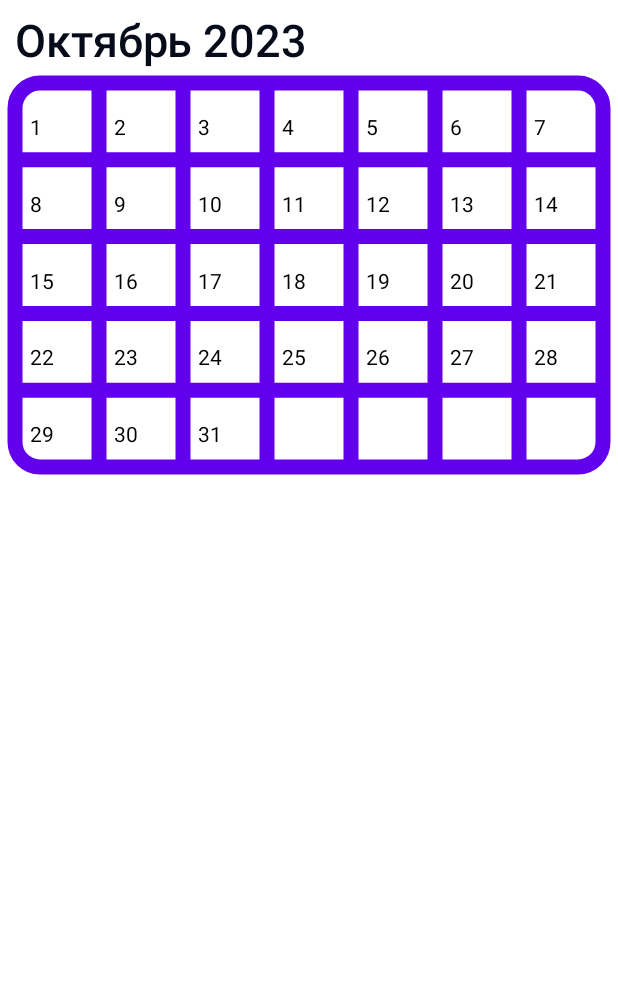
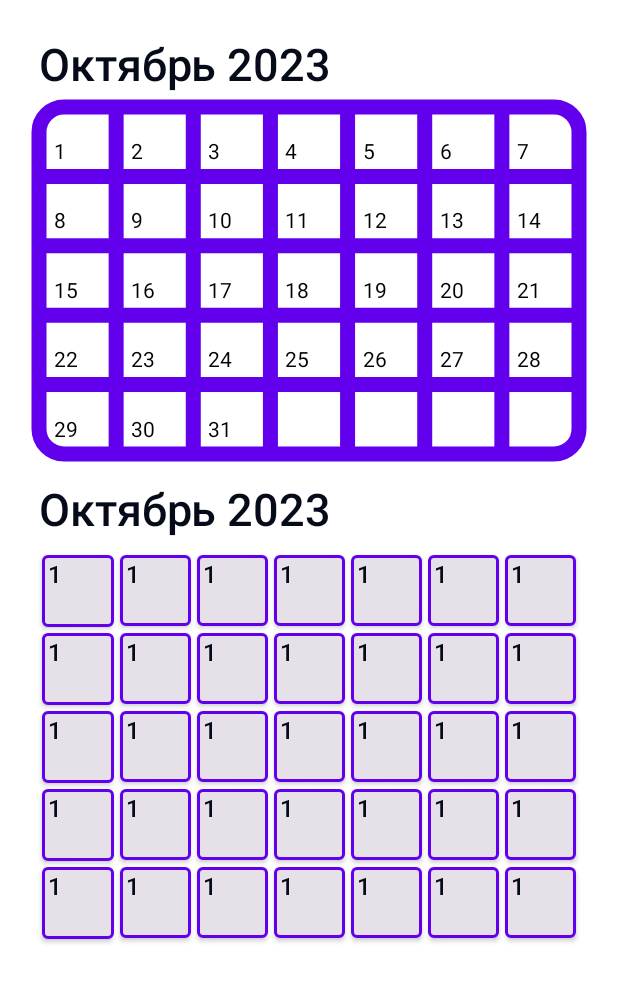
Before and after one commit to Eganin/RadoApp, an Android app built with Jetpack Compose: the composable ActiveRequestsForDriverView shown on its own in the app's theme, on a phone screen of 412 x 824 dp. Shown: the top 982 px of the screen. Run offline under Robolectric (Android 15) with nearby library versions, the phone set to English and light mode, and no system bars; 1 statement that could not run was skipped.

Commit message:
added skeleton for new calendar view

```diff
--- a/common/core-compose/src/commonMain/kotlin/theme/Theme.kt
+++ b/common/core-compose/src/commonMain/kotlin/theme/Theme.kt
@@ -1,6 +1,5 @@
 package theme
 
-import androidx.compose.foundation.isSystemInDarkTheme
 import androidx.compose.runtime.Composable
 import androidx.compose.runtime.CompositionLocalProvider
 
--- a/common/core-compose/src/commonMain/kotlin/widgets/active/CalendarView.kt
+++ b/common/core-compose/src/commonMain/kotlin/widgets/active/CalendarView.kt
@@ -75,7 +75,7 @@ fun CalendarView(
         verticalArrangement = Arrangement.spacedBy(10.dp)
     ) {
         Text(
-            text = month + " "+ year,
+            text = "$month $year",
             fontWeight = FontWeight.SemiBold,
             color = Theme.colors.primaryTextColor,
             fontSize = 30.sp
--- /dev/null
+++ b/common/core-compose/src/commonMain/kotlin/widgets/active/NewCalendarView.kt
@@ -0,0 +1,89 @@
+package widgets.active
+
+import androidx.compose.foundation.BorderStroke
+import androidx.compose.foundation.layout.*
+import androidx.compose.foundation.shape.RoundedCornerShape
+import androidx.compose.material3.Card
+import androidx.compose.material3.CardDefaults
+import androidx.compose.material3.Text
+import androidx.compose.runtime.*
+import androidx.compose.ui.Modifier
+import androidx.compose.ui.text.font.FontWeight
+import androidx.compose.ui.text.style.TextAlign
+import androidx.compose.ui.unit.dp
+import androidx.compose.ui.unit.sp
+import theme.Theme
+import time.convertDateTime
+
+@Composable
+fun NewCalendarView(
+    modifier: Modifier = Modifier,
+    onDayClick: (Int) -> Unit,
+    strokeWidth: Float = 15f
+) {
+    val datetime by remember {
+        mutableStateOf(convertDateTime())
+    }
+
+    val month by remember {
+        mutableStateOf(datetime.second)
+    }
+
+    val year by remember {
+        mutableStateOf(datetime.first)
+    }
+
+    val daysInMonth by remember {
+        mutableStateOf(datetime.third)
+    }
+
+    val calendarInput by remember {
+        mutableStateOf(createCalendarList(daysInMonth = daysInMonth))
+    }
+
+    val scope = rememberCoroutineScope()
+
+    Column(
+        modifier = modifier,
+        verticalArrangement = Arrangement.spacedBy(10.dp)
+    ) {
+        Text(
+            text = "$month $year",
+            fontWeight = FontWeight.SemiBold,
+            color = Theme.colors.primaryTextColor,
+            fontSize = 30.sp
+        )
+        Column(modifier = Modifier.fillMaxWidth()) {
+            (1..5).forEach { row ->
+                Row(modifier = Modifier.fillMaxWidth()) {
+                    (1..7).forEach { column ->
+                        DayCell()
+                    }
+                }
+            }
+        }
+    }
+}
+
+@Composable
+private fun RowScope.DayCell() {
+    Card(
+        modifier = Modifier.aspectRatio(1f).weight(1f).padding(2.dp),
+        shape = RoundedCornerShape(4.dp),
+        elevation = CardDefaults.cardElevation(
+            defaultElevation = 2.dp,
+            focusedElevation = 4.dp,
+            pressedElevation = 6.dp
+        ),
+        border = BorderStroke(2.dp, Theme.colors.highlightColor)
+    ) {
+        Text(
+            text = "1",
+            fontWeight = FontWeight.SemiBold,
+            color = Theme.colors.primaryTextColor,
+            fontSize = 16.sp,
+            modifier = Modifier.padding(4.dp),
+            textAlign = TextAlign.Center
+        )
+    }
+}
--- a/common/driver/active/compose/src/commonMain/kotlin/ActiveRequestForDriverView.kt
+++ b/common/driver/active/compose/src/commonMain/kotlin/ActiveRequestForDriverView.kt
@@ -1,21 +1,19 @@
 import androidx.compose.foundation.background
-import androidx.compose.foundation.layout.Box
-import androidx.compose.foundation.layout.aspectRatio
-import androidx.compose.foundation.layout.fillMaxWidth
-import androidx.compose.foundation.layout.padding
+import androidx.compose.foundation.layout.*
+import androidx.compose.foundation.rememberScrollState
+import androidx.compose.foundation.verticalScroll
 import androidx.compose.runtime.Composable
-import androidx.compose.ui.Alignment
 import androidx.compose.ui.Modifier
 import androidx.compose.ui.unit.dp
 import theme.Theme
 import widgets.active.CalendarView
+import widgets.active.NewCalendarView
 
 @Composable
 fun ActiveRequestsForDriverView(modifier: Modifier = Modifier) {
-    Box(
-        modifier = Modifier
-            .background(Theme.colors.primaryBackground),
-        contentAlignment = Alignment.TopCenter
+    Column(
+        modifier = modifier.fillMaxSize().background(color = Theme.colors.primaryBackground).padding(all = 16.dp)
+            .verticalScroll(rememberScrollState())
     ) {
         CalendarView(
             onDayClick = { day ->
@@ -26,5 +24,14 @@ fun ActiveRequestsForDriverView(modifier: Modifier = Modifier) {
                 .fillMaxWidth()
                 .aspectRatio(1.3f)
         )
+        NewCalendarView(
+            onDayClick = { day ->
+
+            },
+            modifier = Modifier
+                .padding(10.dp)
+                .fillMaxWidth()
+                //.aspectRatio(1.3f)
+        )
     }
 }
```
